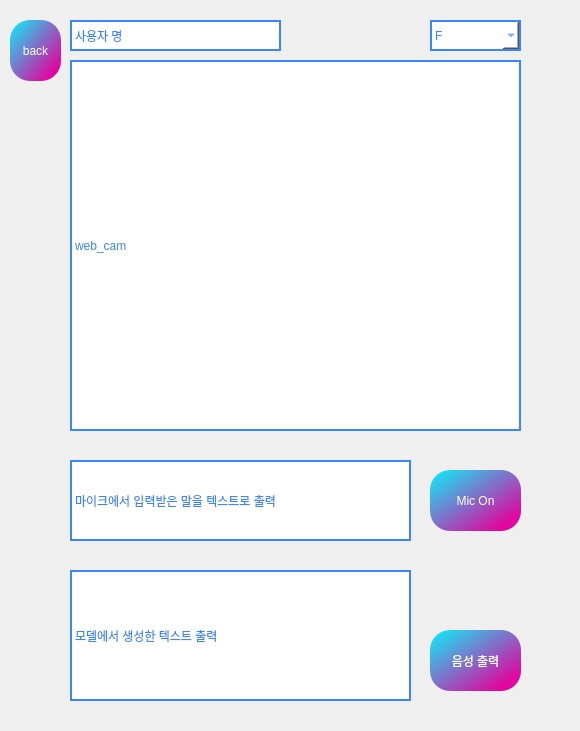
Before: the Qt Designer form GUI/ui/SR.ui in addinedu-ros-4th/deeplearning-repo-6, drawn with Qt 5.
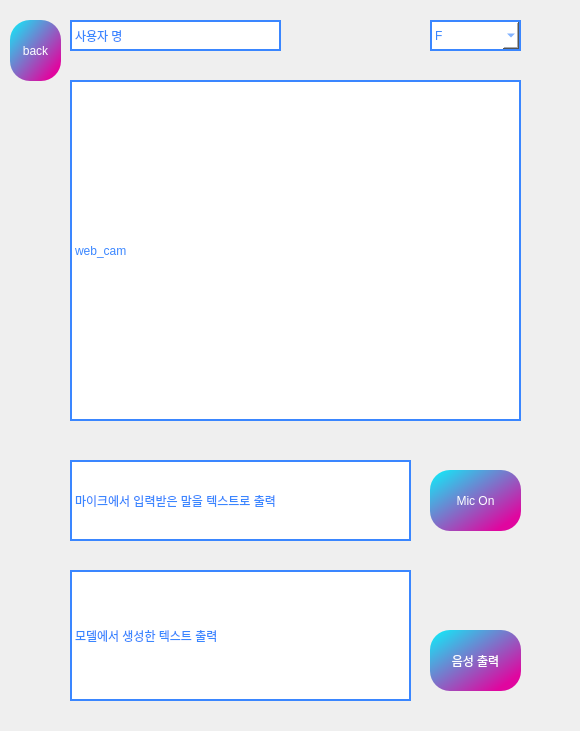
After: the same form once the commit is applied.

Commit message: Refactor camera_size

The edit to the form file:
```diff
--- a/GUI/ui/SR.ui
+++ b/GUI/ui/SR.ui
@@ -150,9 +150,9 @@
    <property name="geometry">
     <rect>
      <x>70</x>
-     <y>60</y>
+     <y>80</y>
      <width>451</width>
-     <height>371</height>
+     <height>341</height>
     </rect>
    </property>
    <property name="styleSheet">
```
The commit also changes 2 other files.
